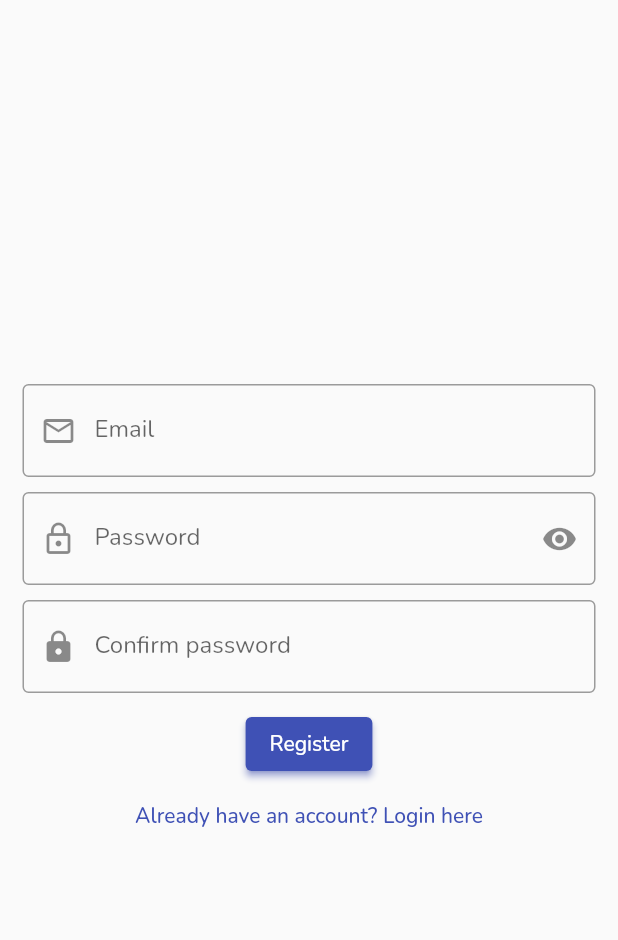
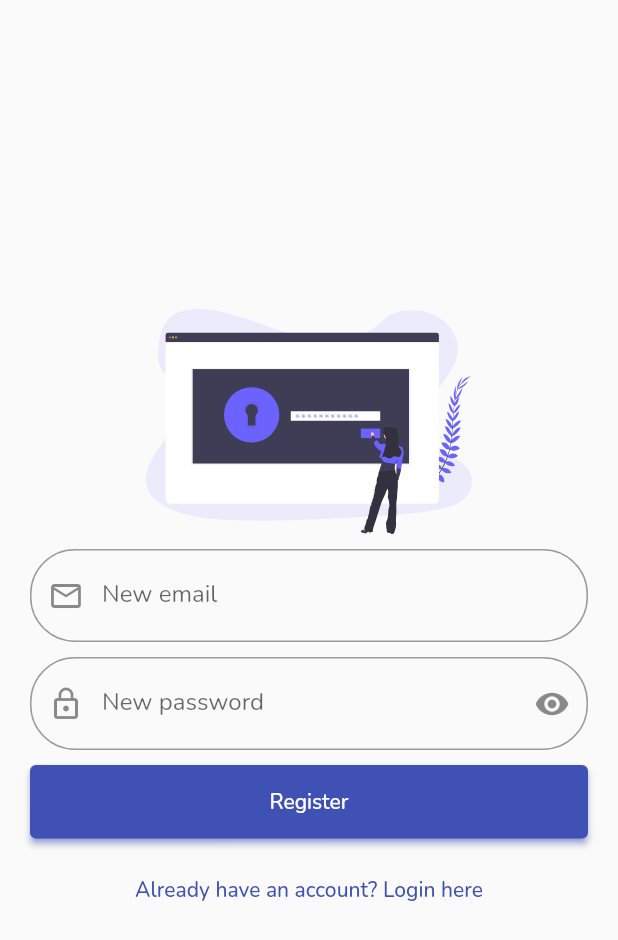
Before and after one commit to jedymatt/task_n_note, a Flutter app: the screen it shows after launch, after a tap on "New user? Register here", on a phone screen of 412 x 824 dp. Shown: the top 940 px of the screen. Run offline on Flutter 3.47's test engine with Material 2 defaults, Android fonts, the phone set to English and light mode, and no system bars; our stand-ins replace firebase_auth, firebase_core, flutter_svg, google_fonts, google_sign_in; accounts and stored records are empty; network calls fail.

Commit message:
Update design and modified auth_service

```diff
--- a/lib/screens/login_screen.dart
+++ b/lib/screens/login_screen.dart
@@ -1,12 +1,9 @@
-// ignore_for_file: prefer_const_constructors
-
 // Flutter imports:
 import 'package:flutter/material.dart';
-import 'package:task_n_note/main.dart';
+import 'package:flutter_svg/flutter_svg.dart';
+import 'package:task_n_note/screens/home_screen.dart';
 import 'package:task_n_note/screens/register_screen.dart';
 import 'package:task_n_note/services/auth_service.dart';
-
-import '../screens/home_screen.dart';
 
 class LoginScreen extends StatefulWidget {
   const LoginScreen({Key? key}) : super(key: key);
@@ -23,16 +20,21 @@ class _LoginScreenState extends State<LoginScreen> {
   @override
   Widget build(BuildContext context) {
     return Scaffold(
-      body: SingleChildScrollView(
-        child: Container(
-          height: MediaQuery.of(context).size.height,
-          width: MediaQuery.of(context).size.width,
-          padding: const EdgeInsets.all(15.0),
+      body: SafeArea(
+        child: Center(
+          child: SingleChildScrollView(
+            reverse: true,
+            child: Padding(
+              padding: const EdgeInsets.all(20.0),
               child: AutofillGroup(
                 child: Column(
-              mainAxisAlignment: MainAxisAlignment.center,
-              // crossAxisAlignment: CrossAxisAlignment.center,
+                  crossAxisAlignment: CrossAxisAlignment.stretch,
                   children: [
+                    SvgPicture.asset(
+                      'assets/images/undraw_welcome_cats_thqn.svg',
+                      height: 150.0,
+                    ),
+                    const SizedBox(height: 10.0),
                     TextFormField(
                       keyboardType: TextInputType.emailAddress,
                       autofillHints: const [
@@ -40,10 +42,12 @@ class _LoginScreenState extends State<LoginScreen> {
                         AutofillHints.email,
                       ],
                       controller: emailField,
-                  decoration: const InputDecoration(
-                    border: OutlineInputBorder(),
-                    label: Text('Email'),
-                    prefixIcon: Icon(Icons.email_outlined),
+                      decoration: InputDecoration(
+                        border: OutlineInputBorder(
+                          borderRadius: BorderRadius.circular(30.0),
+                        ),
+                        label: const Text('Email'),
+                        prefixIcon: const Icon(Icons.email_outlined),
                       ),
                       textInputAction: TextInputAction.next,
                     ),
@@ -53,7 +57,9 @@ class _LoginScreenState extends State<LoginScreen> {
                       autofillHints: const [AutofillHints.password],
                       controller: passwordField,
                       decoration: InputDecoration(
-                    border: const OutlineInputBorder(),
+                        border: OutlineInputBorder(
+                          borderRadius: BorderRadius.circular(30.0),
+                        ),
                         label: const Text('Password'),
                         prefixIcon: const Icon(Icons.lock_outline),
                         suffixIcon: IconButton(
@@ -72,6 +78,10 @@ class _LoginScreenState extends State<LoginScreen> {
                     ),
                     const SizedBox(height: 10.0),
                     ElevatedButton(
+                      child: const Text('Login'),
+                      style: ElevatedButton.styleFrom(
+                        padding: const EdgeInsets.all(15.0),
+                      ),
                       onPressed: () async {
                         final String message = await AuthService().signIn(
                           email: emailField.text,
@@ -87,18 +97,47 @@ class _LoginScreenState extends State<LoginScreen> {
 
                           return;
                         }
-
-                    Navigator.pushAndRemoveUntil(
+                        Navigator.pushReplacement(
                           context,
                           MaterialPageRoute(
                             builder: (context) => const HomeScreen(),
                           ),
-                      (route) => route.isFirst,
                         );
                       },
-                  child: const Text('Login'),
                     ),
+                    const SizedBox(height: 10.0),
+                    OutlinedButton(
+                      child: const Text('Sign in with Google Account'),
+                      style: OutlinedButton.styleFrom(
+                        padding: const EdgeInsets.all(15.0),
+                      ),
+                      onPressed: () async {
+                        final String message =
+                            await AuthService().signInWithGoogle();
+
+                        if (message != 'success') {
+                          ScaffoldMessenger.of(context).showSnackBar(
+                            SnackBar(
+                              content: Text(message),
+                            ),
+                          );
+
+                          return;
+                        }
+
+                        Navigator.pushReplacement(
+                          context,
+                          MaterialPageRoute(
+                            builder: (context) => const HomeScreen(),
+                          ),
+                        );
+                      },
+                    ),
+                    const SizedBox(height: 10.0),
                     TextButton(
+                      style: TextButton.styleFrom(
+                        padding: const EdgeInsets.all(15.0),
+                      ),
                       onPressed: () => Navigator.pushReplacement(
                         context,
                         MaterialPageRoute(
@@ -112,6 +151,16 @@ class _LoginScreenState extends State<LoginScreen> {
               ),
             ),
           ),
+        ),
+      ),
     );
   }
+
+  @override
+  void dispose() {
+    emailField.dispose();
+    passwordField.dispose();
+
+    super.dispose();
   }
+}
--- a/lib/screens/register_screen.dart
+++ b/lib/screens/register_screen.dart
@@ -1,5 +1,6 @@
 import 'package:flutter/material.dart';
 import 'package:flutter/services.dart';
+import 'package:flutter_svg/flutter_svg.dart';
 import 'package:task_n_note/screens/home_screen.dart';
 
 import '../../services/auth_service.dart';
@@ -14,23 +15,27 @@ class RegisterScreen extends StatefulWidget {
 
 class _RegisterScreenState extends State<RegisterScreen> {
   final emailField = TextEditingController();
-  final confirmPasswordField = TextEditingController();
   final passwordField = TextEditingController();
   bool isObscurePassword = true;
 
   @override
   Widget build(BuildContext context) {
     return Scaffold(
-      body: SingleChildScrollView(
-        child: Container(
-          height: MediaQuery.of(context).size.height,
-          width: MediaQuery.of(context).size.width,
-          padding: const EdgeInsets.all(15.0),
+      body: SafeArea(
+        child: Center(
+          child: SingleChildScrollView(
+            reverse: true,
+            child: Padding(
+              padding: const EdgeInsets.all(20.0),
               child: AutofillGroup(
                 child: Column(
-              mainAxisAlignment: MainAxisAlignment.center,
-              // crossAxisAlignment: CrossAxisAlignment.center,
+                  crossAxisAlignment: CrossAxisAlignment.stretch,
                   children: [
+                    SvgPicture.asset(
+                      'assets/images/undraw_authentication_fsn5.svg',
+                      height: 150.0,
+                    ),
+                    const SizedBox(height: 10.0),
                     TextFormField(
                       keyboardType: TextInputType.emailAddress,
                       autofillHints: const [
@@ -38,10 +43,12 @@ class _RegisterScreenState extends State<RegisterScreen> {
                         AutofillHints.newUsername,
                       ],
                       controller: emailField,
-                  decoration: const InputDecoration(
-                    border: OutlineInputBorder(),
-                    label: Text('Email'),
-                    prefixIcon: Icon(Icons.email_outlined),
+                      decoration: InputDecoration(
+                        border: OutlineInputBorder(
+                          borderRadius: BorderRadius.circular(30.0),
+                        ),
+                        label: const Text('New email'),
+                        prefixIcon: const Icon(Icons.email_outlined),
                       ),
                     ),
                     const SizedBox(height: 10.0),
@@ -50,8 +57,10 @@ class _RegisterScreenState extends State<RegisterScreen> {
                       autofillHints: const [AutofillHints.newPassword],
                       controller: passwordField,
                       decoration: InputDecoration(
-                    border: const OutlineInputBorder(),
-                    label: const Text('Password'),
+                        border: OutlineInputBorder(
+                          borderRadius: BorderRadius.circular(30.0),
+                        ),
+                        label: const Text('New password'),
                         prefixIcon: const Icon(Icons.lock_outline),
                         suffixIcon: IconButton(
                           onPressed: () {
@@ -68,33 +77,14 @@ class _RegisterScreenState extends State<RegisterScreen> {
                       ),
                     ),
                     const SizedBox(height: 10.0),
-                TextFormField(
-                  obscureText: true,
-                  autofillHints: const [AutofillHints.newPassword],
-                  controller: confirmPasswordField,
-                  decoration: const InputDecoration(
-                    border: OutlineInputBorder(),
-                    label: Text('Confirm password'),
-                    prefixIcon: Icon(Icons.lock),
+                    ElevatedButton(
+                      style: ElevatedButton.styleFrom(
+                        padding: const EdgeInsets.all(15.0),
                       ),
-                  onEditingComplete: () => TextInput.finishAutofillContext(),
-                ),
-                const SizedBox(height: 10.0),
-                ElevatedButton(
                       onPressed: () async {
-                    if (passwordField.text != confirmPasswordField.text) {
-                      ScaffoldMessenger.of(context).showSnackBar(
-                        const SnackBar(
-                          content: Text('Password mismatch'),
-                        ),
-                      );
-                      passwordField.text = '';
-                      confirmPasswordField.text = '';
-                    }
-
                         final message = await AuthService().createAccount(
                           email: emailField.text,
-                      password: confirmPasswordField.text,
+                          password: passwordField.text,
                         );
 
                         if (message != 'success') {
@@ -106,24 +96,20 @@ class _RegisterScreenState extends State<RegisterScreen> {
                           return;
                         }
 
-                    Navigator.pushAndRemoveUntil(
+                        Navigator.pushReplacement(
                           context,
                           MaterialPageRoute(
                             builder: (context) => const HomeScreen(),
                           ),
-                      (route) => route.isFirst,
                         );
-
-                    // Navigator.pushReplacement(
-                    //   context,
-                    //   MaterialPageRoute(
-                    //     builder: (context) => const HomeScreen(),
-                    //   ),
-                    // );
                       },
                       child: const Text('Register'),
                     ),
+                    const SizedBox(height: 10.0),
                     TextButton(
+                      style: TextButton.styleFrom(
+                        padding: const EdgeInsets.all(15.0),
+                      ),
                       onPressed: () {
                         Navigator.pushReplacement(
                           context,
@@ -139,6 +125,8 @@ class _RegisterScreenState extends State<RegisterScreen> {
               ),
             ),
           ),
+        ),
+      ),
     );
   }
 
@@ -146,7 +134,6 @@ class _RegisterScreenState extends State<RegisterScreen> {
   void dispose() {
     emailField.dispose();
     passwordField.dispose();
-    confirmPasswordField.dispose();
 
     super.dispose();
   }
--- a/lib/services/auth_service.dart
+++ b/lib/services/auth_service.dart
@@ -5,6 +5,7 @@ import '../models/user_entity.dart';
 
 class AuthService {
   final FirebaseAuth _auth = FirebaseAuth.instance;
+  final GoogleSignIn _googleSignIn = GoogleSignIn();
 
   Stream<UserEntity?> get user {
     return _auth.authStateChanges().map(
@@ -55,6 +56,7 @@ class AuthService {
   Future<String> signOut() async {
     try {
       await _auth.signOut();
+      await _googleSignIn.signOut();
       return 'success';
     } on FirebaseAuthException catch (e) {
       return e.code;
@@ -65,7 +67,10 @@ class AuthService {
 
   Future<String> signInWithGoogle() async {
     try {
-      final GoogleSignInAccount? googleUser = await GoogleSignIn().signIn();
+      // final GoogleSignInAccount? googleUser = await GoogleSignIn().signIn();
+      final GoogleSignInAccount? googleUser;
+
+      googleUser = await _googleSignIn.signIn();
 
       // Obtain the auth details from the request
       final GoogleSignInAuthentication? googleAuth =
```
Lines whose indentation alone changed are shown as unchanged.
